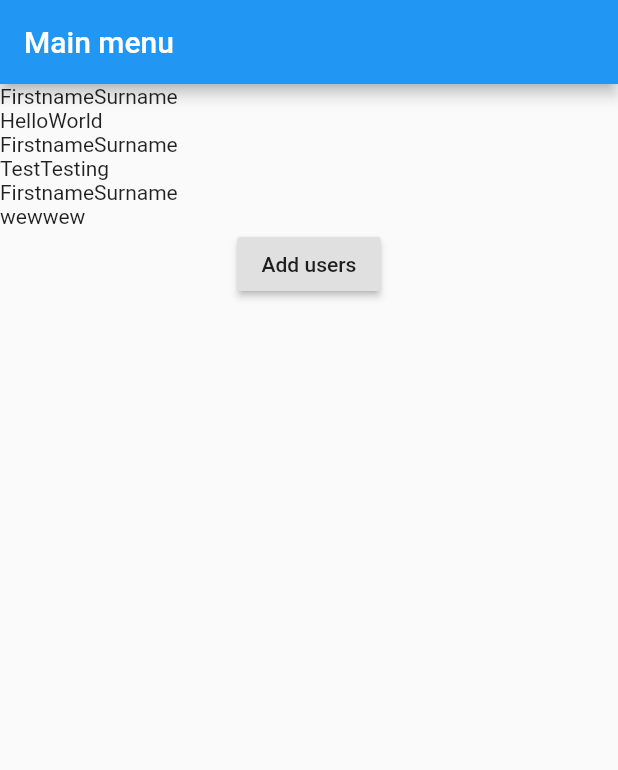
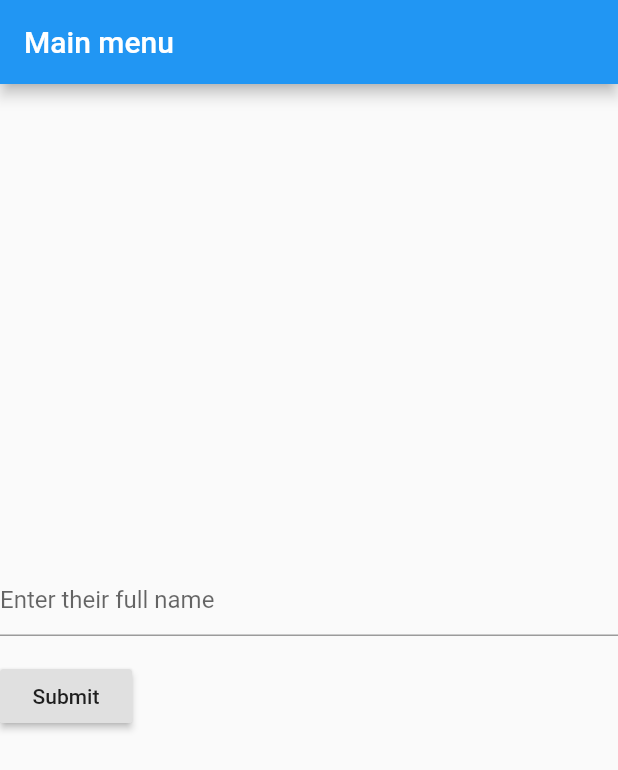
Before and after one commit to ricksterhd123/RotaApp, a Flutter app: the screen it shows after launch, on a phone screen of 412 x 824 dp. Shown: the top 770 px of the screen. Run offline on Flutter 3.47's test engine with Material 2 defaults, Android fonts, the phone set to English and light mode, and no system bars.

Commit message:
todo: use form dialogue

```diff
--- a/lib/main.dart
+++ b/lib/main.dart
@@ -1,3 +1,4 @@
+import 'utils.dart';
 import 'package:flutter/material.dart';
 
 /**
@@ -17,30 +18,79 @@ User b = new User("Test", "Testing");
 User c = new User("wew", "wew");
 List<User> testUsers = [a, b, c];
 
-/**
- * Two columns, one for firstname and other for surname - simple.
+
+///**
+// * Two columns, one for firstname and other for surname - simple.
+// */
+//class UserRowWidget extends StatelessWidget {
+//  UserRowWidget({Key key, @required this.user}) : super(key: key);
+//
+//  final User user;
+//  @override
+//  Widget build(BuildContext context) {
+//    return DataRow(cells: [DataCell(Text(user.firstname)), DataCell(Text(user.surname))]);
+//  }
+//}
+/*
+return DataTable(
+      columns: const <DataColumn>[
+        DataColumn(
+          label: Text(
+            'Name',
+            style: TextStyle(fontStyle: FontStyle.italic),
+          ),
+        ),
+        DataColumn(
+          label: Text(
+            'Age',
+            style: TextStyle(fontStyle: FontStyle.italic),
+          ),
+        ),
+        DataColumn(
+          label: Text(
+            'Role',
+            style: TextStyle(fontStyle: FontStyle.italic),
+          ),
+        ),
+      ],
+      rows: const <DataRow>[
+        DataRow(
+          cells: <DataCell>[
+            DataCell(Text('Sarah')),
+            DataCell(Text('19')),
+            DataCell(Text('Student')),
+          ],
+        ),
+        DataRow(
+          cells: <DataCell>[
+            DataCell(Text('Janine')),
+            DataCell(Text('43')),
+            DataCell(Text('Professor')),
+          ],
+        ),
+        DataRow(
+          cells: <DataCell>[
+            DataCell(Text('William')),
+            DataCell(Text('27')),
+            DataCell(Text('Associate Professor')),
+          ],
+        ),
+      ],
+    );
+  }
  */
-class UserRowWidget extends StatelessWidget {
-  UserRowWidget({Key key, @required this.user}) : super(key: key);
-
-  final User user;
-  @override
-  Widget build(BuildContext context) {
-    return Column(children: [Row(children: [Text("Firstname"), Text("Surname")]), Row(children: [Text(user.firstname), Text(user.surname)])]);
-  }
-}
-
 class UsersColumnWidget extends StatelessWidget {
   UsersColumnWidget({Key key, @required this.users}) : super(key: key);
 
   final List<User> users;
   @override
   Widget build(BuildContext context) {
-    Map<int, UserRowWidget> mRowWidgets;
-    List<UserRowWidget> rowWidgets = new List<UserRowWidget>();
-    // List<User> -> Map<int, User> -> List<UserRowWidget>
-    this.users.asMap().forEach((key, value){ rowWidgets.add(UserRowWidget(user: value)); });
-    return Column(children: rowWidgets);
+    return ListView(
+        shrinkWrap: true,
+          children: map<Widget, User>(this.users, (key, value) {
+            return Container(height: 50, color: Colors.amber[600], child: Center(child: Text(value.firstname + value.surname)));
+          })
+        );
   }
 }
 
@@ -60,15 +110,29 @@ class RotaApp extends StatelessWidget {
  * Store users here - trying to figure out flutter and dart ... frustrating
  */
 class _MainScreenState extends State<MainScreen> {
+  List<User> users = [];
+
+  void addUser(String fullName) {
+    var nameParts = fullName.split(" ");
+    var firstName = nameParts[0];
+    var surname = nameParts[1];
+
+    print(firstName);
+    print(surname);
+
+    this.setState(() {
+      this.users.add(new User(firstName, surname));
+    });
+
+  }
+
   @override
   Widget build(BuildContext context) {
     return Scaffold(
       appBar: AppBar(
         title: Text('Main menu'),
       ),
-      body: Column(children: [UsersColumnWidget(users: testUsers,),
-            RaisedButton(child: Text("Add users"), onPressed: () {})
-          ])
+      body: Center(child: Flex(direction: Axis.vertical, mainAxisSize: MainAxisSize.min, children: [UsersColumnWidget(users: users), UserForm(onValidated: addUser)]))
     );
   }
 }
@@ -77,3 +141,58 @@ class MainScreen extends StatefulWidget {
   @override
   _MainScreenState createState() => _MainScreenState();
 }
+
+class UserForm extends StatefulWidget {
+  UserForm({@required this.onValidated}):super();
+  final Function onValidated;
+  @override
+  _FormState createState() => _FormState(onValidated: onValidated);
+}
+
+class _FormState extends State<UserForm> {
+  _FormState({@required this.onValidated}):super();
+  final _formKey = GlobalKey<FormState>();
+  final Function onValidated; // Callback: (firstname, surname, err){ ... }
+  String fullName;
+
+  String _fullName;
+  @override
+  Widget build(BuildContext context) {
+    return Form(
+      key: _formKey,
+      child: Column(
+        crossAxisAlignment: CrossAxisAlignment.start,
+        children: <Widget>[
+          TextFormField(
+            decoration: const InputDecoration(
+              hintText: 'Enter their full name',
+            ),
+            validator: (value) {
+              if (value.isEmpty) {
+                return 'Please enter some text';
+              }
+              return null;
+            },
+            onChanged: (value) {
+              this.fullName = value;
+            },
+          ),
+          Padding(
+            padding: const EdgeInsets.symmetric(vertical: 16.0),
+            child: RaisedButton(
+              onPressed: () {
+                // Validate will return true if the form is valid, or false if
+                // the form is invalid.
+                if (_formKey.currentState.validate()) {
+                  // Process data.
+                  this.onValidated.call(this.fullName);
+                }
+              },
+              child: Text('Submit'),
+            ),
+          ),
+        ],
+      ),
+    );
+  }
+}
--- /dev/null
+++ b/lib/utils.dart
@@ -0,0 +1,10 @@
+/*
+  Map for List<Object>
+*/
+List<T> map<T, F>(List<F> list, Function f) {
+  List<T> result = new List<T>();
+  for (var i = 0; i < list.length; i++) {
+    result.add(f.call(i, list[i]));
+  }
+  return result;
+}
```
